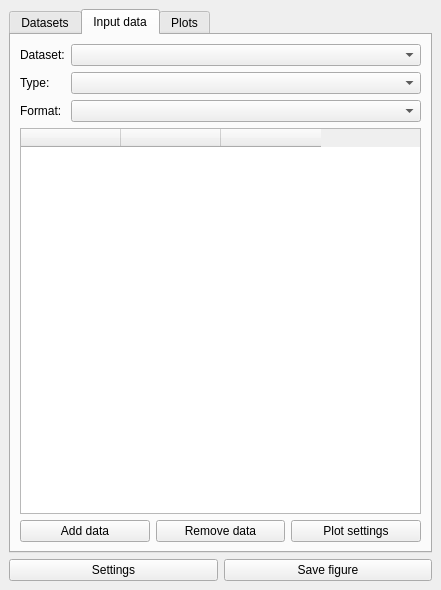
Before: the Qt Designer form stereograph_gui.ui in BoehnkeC/stereograph, drawn with Qt 5.
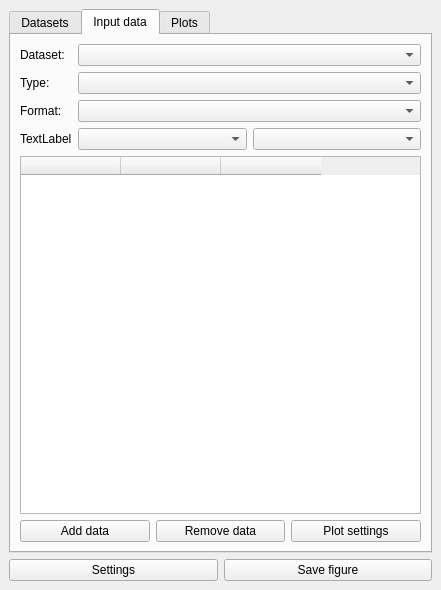
After: the same form once the commit is applied.

Commit message: Add field comboboxes

Patch:
```diff
--- a/stereograph_gui.ui
+++ b/stereograph_gui.ui
@@ -165,6 +165,23 @@
               </property>
              </widget>
             </item>
+            <item row="3" column="1">
+             <layout class="QHBoxLayout" name="horizontalLayout_5">
+              <item>
+               <widget class="QComboBox" name="cmb_field0"/>
+              </item>
+              <item>
+               <widget class="QComboBox" name="cmb_field1"/>
+              </item>
+             </layout>
+            </item>
+            <item row="3" column="0">
+             <widget class="QLabel" name="lbl_field">
+              <property name="text">
+               <string>TextLabel</string>
+              </property>
+             </widget>
+            </item>
            </layout>
           </item>
           <item row="4" column="0">
```
Left out of the diff: 2 changed lines with no effect on the pictures.
